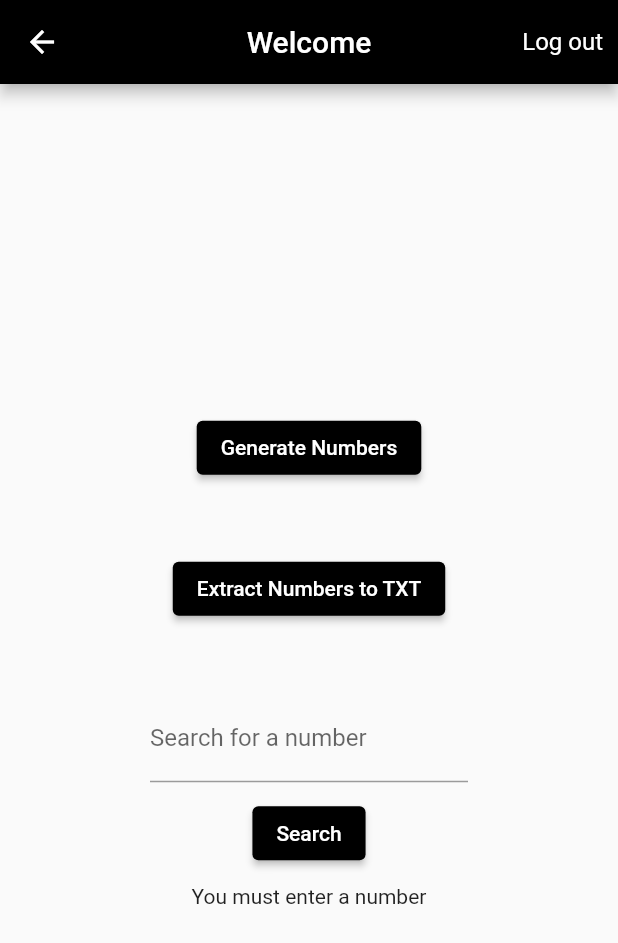
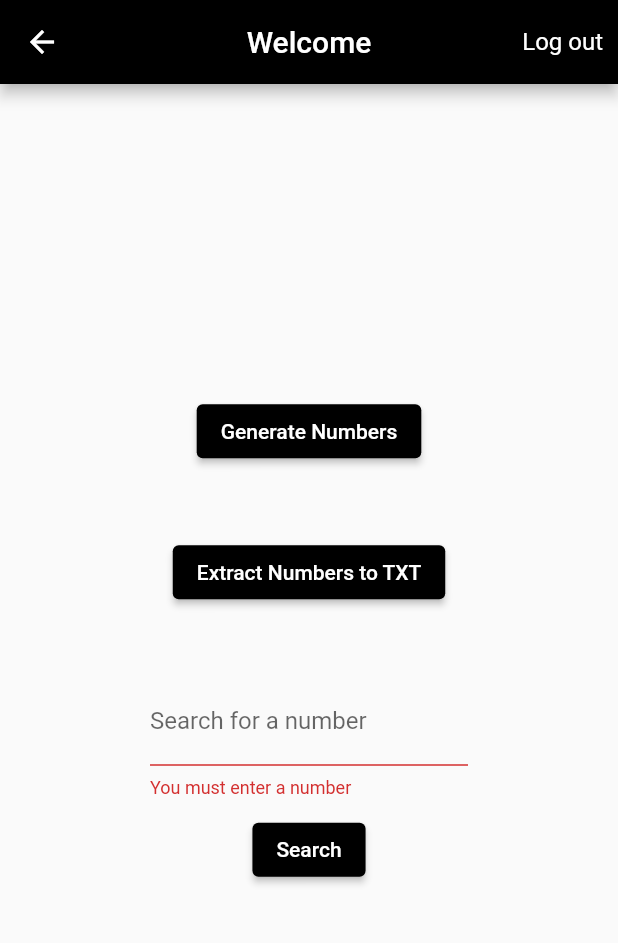
Before and after one commit to Ta7a21/FlutterTestApp, a Flutter app: the Generate screen opened by its route, after a tap on "Search", on a phone screen of 412 x 824 dp. Shown: the top 943 px of the screen. Run offline on Flutter 3.47's test engine with Material 2 defaults, Android fonts, the light colour scheme and no system bars; our stand-ins replace sqflite; accounts and stored records are empty.

Commit message:
Refactor code

```diff
--- a/lib/pages/home.dart
+++ b/lib/pages/home.dart
@@ -8,18 +8,12 @@ class Generate extends StatefulWidget {
 }
 
 class _GenerateState extends State<Generate> {
+  final _formKey = GlobalKey<FormState>();
   List<int> randomNumbers = [];
   String loadingGenNumbers = '';
   String loadingExtractedNumbers = '';
   String loadingSearch = '';
-  final numberController = TextEditingController();
-
-  @override
-  void dispose() {
-    // Clean up the controller when the widget is disposed.
-    numberController.dispose();
-    super.dispose();
-  }
+  late int _number;
 
   @override
   Widget build(BuildContext context) {
@@ -89,25 +83,43 @@ class _GenerateState extends State<Generate> {
               ),
               Padding(
                 padding: EdgeInsets.fromLTRB(100, 0, 100, 0),
-                  child: TextField(
-                      controller: numberController,
+                child: Form(
+                  key: _formKey,
+                  child: Column(
+                    children: [
+                      TextFormField(
+                          validator: (value) {
+                            if (value == null ||
+                                value.isEmpty ||
+                                int.tryParse(value) == null)
+                              return "You must enter a number";
+                            return null;
+                          },
                           decoration:
-                          InputDecoration(labelText: 'Search for a number'))),
+                              InputDecoration(labelText: 'Search for a number'),
+                          onChanged: (value) {
+                            try {
+                              _number = int.parse(value);
+                            } catch (e) {}
+                          }),
                       SizedBox(height: 10),
                       ElevatedButton(
                         onPressed: () async {
+                          if (_formKey.currentState!.validate()) {
                             setState(() => loadingSearch = 'Searching...');
-                  int index =
-                      Numbers.search(randomNumbers, numberController.text);
+                            int index = Numbers.search(randomNumbers, _number);
                             await Future.delayed(Duration(milliseconds: 100));
-                  setState(() => loadingSearch = (index == -2)
-                      ? 'You must enter a number'
-                      : (index == -1)
-                          ? 'Not found..'
-                          : 'Found!!');
+                            setState(() => loadingSearch =
+                                (index == -1) ? 'Not found..' : 'Found!!');
+                          } else
+                            return;
                         },
                         child: Text('Search'),
                         style: ElevatedButton.styleFrom(primary: Colors.black),
+                      ),
+                    ],
+                  ),
+                ),
               ),
               SizedBox(
                 height: 10,
--- a/lib/services/numbers.dart
+++ b/lib/services/numbers.dart
@@ -11,15 +11,10 @@ class Numbers {
     return numbers;
   }
 
-  static int search(List<int> numbers, String number) {
-    int numberToSearch = -2;
-    if (int.tryParse(number) == null)
-      return numberToSearch;
-    else {
-      numberToSearch = int.parse(number);
-      numbers.sort();
-      // ignore: await_only_futures
-      return binarySearch(numbers, numberToSearch);
-    }
+  static int search(List<int> numbers, int numberToSearch) {
+    numbers.sort();
+    // ignore: await_only_futures
+    // Returns -1 if not found, else it returns the number's index
+    return binarySearch(numbers, numberToSearch);
   }
 }
```
Lines whose indentation alone changed are shown as unchanged.
